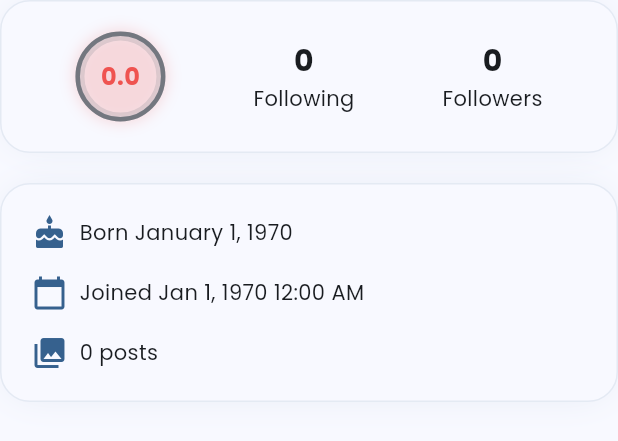
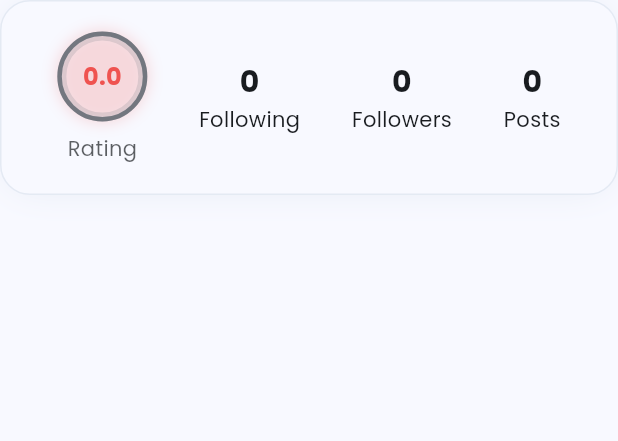
Before and after one commit to farhanyousaf786/clusty, a Flutter app: the UserProfileStats widget shown alone on an empty page, opened directly with empty values, on a phone screen of 412 x 824 dp. Shown: the top 441 px of the screen. Run offline on Flutter 3.47's test engine with Material 3 defaults, Android fonts, the light colour scheme and no system bars; our stand-ins replace firebase_auth, firebase_core, firebase_database, firebase_storage, flutter_riverpod, google_fonts and 3 more; accounts and stored records are empty; network calls fail.

Commit message:
pushed all code

```diff
--- a/lib/screens/user_profile/components/user_profile_stats.dart
+++ b/lib/screens/user_profile/components/user_profile_stats.dart
@@ -99,98 +99,22 @@ class UserProfileStats extends StatelessWidget {
                       ),
                     ),
                   ),
+                  const SizedBox(height: 8),
+                  Text(
+                    'Rating',
+                    style: GoogleFonts.poppins(
+                      fontSize: 14,
+                      color: theme.textTheme.bodyLarge?.color?.withOpacity(0.7),
+                    ),
+                  ),
                 ],
               ),
               _buildStatsItem('Following', '${user.followingCount ?? 0}'),
               _buildStatsItem('Followers', '${user.followersCount ?? 0}'),
+              _buildStatsItem('Posts', '${user.postsCount ?? 0}'),
             ],
           ),
         ),
-        const SizedBox(height: 20),
-        // About Section
-        if (user.about?.isNotEmpty == true || user.dob != null)
-          Container(
-            width: double.infinity,
-            padding: const EdgeInsets.all(20),
-            decoration: BoxDecoration(
-              color: theme.cardColor,
-              borderRadius: BorderRadius.circular(20),
-              border: Border.all(
-                color: theme.primaryColor.withOpacity(0.1),
-              ),
-              boxShadow: [
-                BoxShadow(
-                  color: theme.primaryColor.withOpacity(0.1),
-                  blurRadius: 20,
-                  spreadRadius: -5,
-                ),
-              ],
-            ),
-            child: Column(
-              crossAxisAlignment: CrossAxisAlignment.start,
-              children: [
-                if (user.about?.isNotEmpty == true) ...[
-                  Text(
-                    'About',
-                    style: GoogleFonts.poppins(
-                      fontSize: 18,
-                      fontWeight: FontWeight.bold,
-                      color: theme.textTheme.titleLarge?.color,
-                    ),
-                  ),
-                  const SizedBox(height: 8),
-                  Text(
-                    user.about!,
-                    style: GoogleFonts.poppins(
-                      color: theme.textTheme.bodyMedium?.color,
-                      height: 1.5,
-                    ),
-                  ),
-                  if (user.dob != null) const SizedBox(height: 16),
-                ],
-                if (user.dob != null) ...[
-                  Row(
-                    children: [
-                      Icon(Icons.cake, color: theme.primaryColor),
-                      const SizedBox(width: 8),
-                      Text(
-                        'Born ${DateFormat.yMMMMd().format(DateTime.fromMillisecondsSinceEpoch(user.dob!))}',
-                        style: GoogleFonts.poppins(
-                          color: theme.textTheme.bodyMedium?.color,
-                        ),
-                      ),
-                    ],
-                  ),
-                ],
-                const SizedBox(height: 16),
-                Row(
-                  children: [
-                    Icon(Icons.calendar_today, color: theme.primaryColor),
-                    const SizedBox(width: 8),
-                    Text(
-                      'Joined ${TimeAgoUtils.getTimeAgo(user.createdAt ?? 0)}',
-                      style: GoogleFonts.poppins(
-                        color: theme.textTheme.bodyMedium?.color,
-                      ),
-                    ),
-                  ],
-                ),
-                const SizedBox(height: 16),
-                Row(
-                  children: [
-                    Icon(Icons.photo_library, color: theme.primaryColor),
-                    const SizedBox(width: 8),
-                    Text(
-                      '${user.postsCount ?? 0} posts',
-                      style: GoogleFonts.poppins(
-                        color: theme.textTheme.bodyMedium?.color,
-                      ),
-                    ),
-                  ],
-                ),
-              ],
-            ),
-          ),
       ],
     );
   }
```
